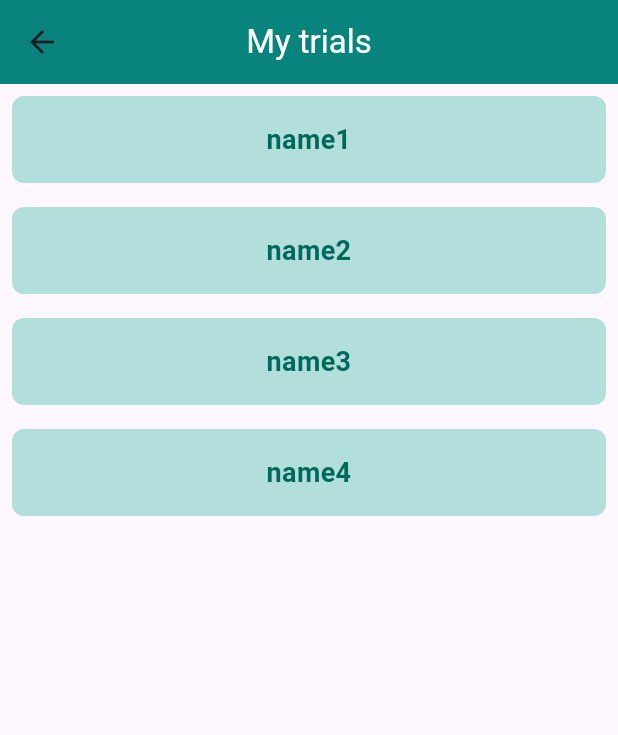
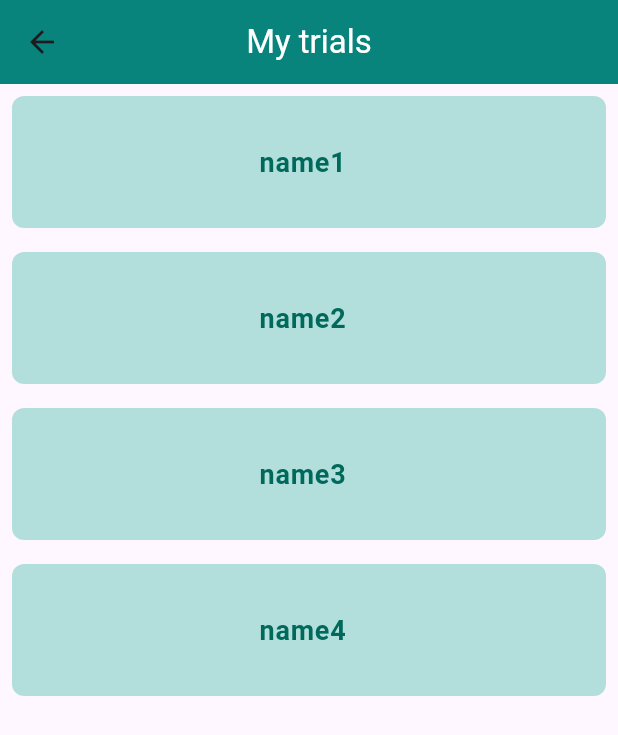
Before and after one commit to Cost-Effective-Software-Project-11/Klinik, a Flutter app: the PatientTrialsScreen screen opened directly, on a phone screen of 412 x 824 dp. Shown: the top 735 px of the screen. Run offline on Flutter 3.47's test engine with Material 3 defaults, Android fonts, the phone set to English and light mode, and no system bars.

Commit message:
update pations trials screen

```diff
--- a/lib/screens/patient_trials/patient_trials_screen.dart
+++ b/lib/screens/patient_trials/patient_trials_screen.dart
@@ -37,11 +37,11 @@ class _PatientTrialsScreenState extends State<PatientTrialsScreen> {
       ),
       body: _isLoaded
           // If the data from the database has been loaded show this:
-          ? Center(
-              child: Column(
+          ? Column(
               mainAxisAlignment: MainAxisAlignment.center,
               children: [
                 Expanded(
+                  //Create a list of widgets
                   child: ListView.builder(
                     itemCount: _trials.length,
                     itemBuilder: (context, index) {
@@ -49,6 +49,7 @@ class _PatientTrialsScreenState extends State<PatientTrialsScreen> {
                       return Padding(
                         padding: const EdgeInsets.all(8.0),
                         child: InkWell(
+                          //Open the trial
                           onTap: () {
                             Navigator.push(
                               context,
@@ -58,15 +59,15 @@ class _PatientTrialsScreenState extends State<PatientTrialsScreen> {
                               ),
                             );
                           },
+                          //The trial info visualization
                           child: Container(
-                              padding:
-                                  const EdgeInsets.symmetric(vertical: 16.0),
+                            padding: const EdgeInsets.symmetric(vertical: 16.0),
                             decoration: BoxDecoration(
                               color: Colors.teal.shade100,
                               borderRadius: BorderRadius.circular(8.0),
                             ),
-                              child: Center(
-                                child: Text(
+                            child: ListTile(
+                              title: Text(
                                 trial.getName,
                                 textAlign: TextAlign.center,
                                 style: TextStyle(
@@ -83,7 +84,6 @@ class _PatientTrialsScreenState extends State<PatientTrialsScreen> {
                   ),
                 ),
               ],
-              ),
             )
           // If the data from the database has not been loaded show this:
           : const Center(child: CircularProgressIndicator()),
```
Lines whose indentation alone changed are shown as unchanged.
